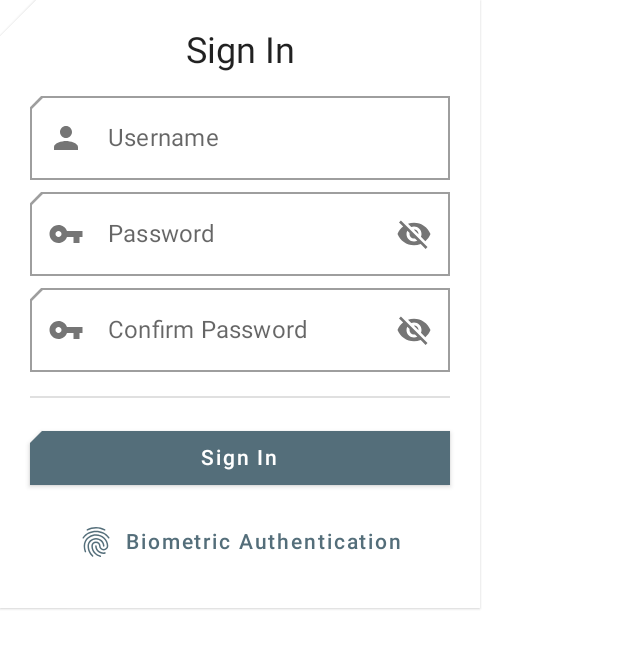
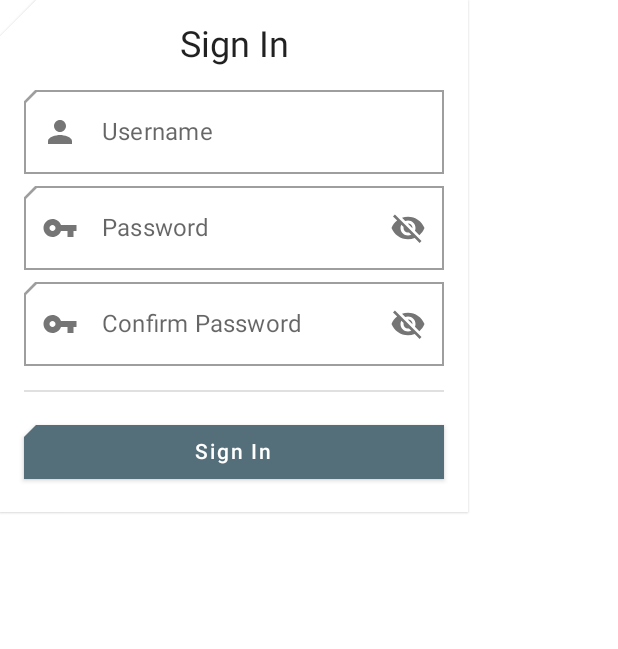
Before and after one commit to Iker0610/DAS-App-Visitas, an Android app built with Jetpack Compose: the composable SignInCard shown on its own in the app's theme, on a phone screen of 412 x 824 dp. Shown: the top 649 px of the screen. Run offline under Robolectric (Android 15) with nearby library versions, the phone set to English and light mode, and no system bars.

Commit message:
Refactored Login screen into login and signin. Renamed Login to auth

```diff
--- a/app/src/main/AndroidManifest.xml
+++ b/app/src/main/AndroidManifest.xml
@@ -12,7 +12,7 @@
         android:supportsRtl="true"
         android:theme="@style/Theme.OmegaterapiaTheme">
         <activity
-            android:name=".LoginActivity"
+            android:name=".AuthActivity"
             android:exported="true"
             android:label="@string/title_activity_login"
             android:theme="@style/Theme.OmegaterapiaTheme">
--- a/app/src/main/java/das/omegaterapia/visits/LoginActivity.kt
+++ b/app/src/main/java/das/omegaterapia/visits/AuthActivity.kt
@@ -3,16 +3,20 @@ package das.omegaterapia.visits
 import android.os.Bundle
 import android.widget.Toast
 import androidx.activity.compose.setContent
+import androidx.activity.viewModels
 import androidx.biometric.BiometricPrompt
-import androidx.compose.material.MaterialTheme
-import androidx.compose.material.Surface
 import androidx.core.content.ContextCompat
 import androidx.fragment.app.FragmentActivity
-import das.omegaterapia.visits.ui.screens.add.VisitForm
+import das.omegaterapia.visits.ui.screens.authorization.AuthScreen
 import das.omegaterapia.visits.ui.theme.OmegaterapiaTheme
+import das.omegaterapia.visits.utils.rememberWindowSizeClass
+import das.omegaterapia.visits.viewmodel.AuthViewModel
 import java.util.concurrent.Executor
 
-class LoginActivity : FragmentActivity() {
+class AuthActivity : FragmentActivity() {
+
+    // Activity ViewModel
+    private val authViewModel by viewModels<AuthViewModel>()
 
     // Activity Cycle functions:
     override fun onCreate(savedInstanceState: Bundle?) {
@@ -23,11 +27,11 @@ class LoginActivity : FragmentActivity() {
         biometricPrompt = BiometricPrompt(this, executor, authenticationCallback)
 
         setContent {
+            val windowSizeClass = rememberWindowSizeClass()
+
             OmegaterapiaTheme {
-                // A surface container using the 'background' color from the theme
-                Surface(color = MaterialTheme.colors.background) {
-                    VisitForm({})
-                }
+                AuthScreen(authViewModel, windowSizeClass)
+
             }
         }
     }
--- a/app/src/main/java/das/omegaterapia/visits/ui/components/generic/UserInputComponents.kt
+++ b/app/src/main/java/das/omegaterapia/visits/ui/components/generic/UserInputComponents.kt
@@ -7,29 +7,41 @@ import androidx.compose.foundation.layout.Spacer
 import androidx.compose.foundation.layout.size
 import androidx.compose.foundation.layout.width
 import androidx.compose.foundation.text.KeyboardOptions
-import androidx.compose.material.*
+import androidx.compose.material.ButtonColors
+import androidx.compose.material.ButtonDefaults
+import androidx.compose.material.ButtonElevation
+import androidx.compose.material.Icon
+import androidx.compose.material.IconButton
+import androidx.compose.material.MaterialTheme
+import androidx.compose.material.OutlinedTextField
+import androidx.compose.material.Text
+import androidx.compose.material.TextButton
 import androidx.compose.material.icons.Icons
 import androidx.compose.material.icons.filled.Visibility
 import androidx.compose.material.icons.filled.VisibilityOff
 import androidx.compose.material.icons.filled.VpnKey
-import androidx.compose.runtime.*
+import androidx.compose.runtime.Composable
+import androidx.compose.runtime.getValue
+import androidx.compose.runtime.mutableStateOf
+import androidx.compose.runtime.remember
 import androidx.compose.runtime.saveable.rememberSaveable
+import androidx.compose.runtime.setValue
 import androidx.compose.ui.Modifier
 import androidx.compose.ui.graphics.Shape
 import androidx.compose.ui.graphics.vector.ImageVector
 import androidx.compose.ui.text.input.KeyboardType
 import androidx.compose.ui.text.input.PasswordVisualTransformation
-import androidx.compose.ui.text.input.TextFieldValue
 import androidx.compose.ui.text.input.VisualTransformation
 import androidx.compose.ui.unit.dp
 
 @Composable
 fun PasswordField(
-    value: TextFieldValue,
-    onValueChange: (TextFieldValue) -> Unit,
+    value: String,
+    onValueChange: (String) -> Unit,
     label: @Composable (() -> Unit)? = { Text("Password") },
     placeholder: @Composable (() -> Unit)? = { Text("Password") },
     leadingIcon: @Composable (() -> Unit)? = { Icon(Icons.Filled.VpnKey, contentDescription = "Password") },
+    isError: Boolean = false,
 ) {
     var passwordVisible by rememberSaveable { mutableStateOf(false) }
 
@@ -37,21 +49,27 @@ fun PasswordField(
         value = value,
         onValueChange = onValueChange,
 
+        singleLine = true,
+        maxLines = 1,
+
+        keyboardOptions = KeyboardOptions(keyboardType = KeyboardType.Password),
+        visualTransformation = if (passwordVisible) VisualTransformation.None else PasswordVisualTransformation(),
+
         label = label,
         placeholder = placeholder,
-
-        singleLine = true,
-        visualTransformation = if (passwordVisible) VisualTransformation.None else PasswordVisualTransformation(),
-        keyboardOptions = KeyboardOptions(keyboardType = KeyboardType.Password),
+        isError = isError,
 
         leadingIcon = leadingIcon,
         trailingIcon = {
-            val image = if (passwordVisible) Icons.Filled.Visibility else Icons.Filled.VisibilityOff
+            val description = if (passwordVisible) "Password visible" else "Password hid"
 
-            // Please provide localized description for accessibility services
-            val description = if (passwordVisible) "Hide password" else "Show password"
-
-            IconButton(onClick = { passwordVisible = !passwordVisible }) { Icon(imageVector = image, description) }
+            IconButton(onClick = { passwordVisible = !passwordVisible }) {
+                if (passwordVisible) {
+                    Icon(imageVector = Icons.Filled.Visibility, description, tint = MaterialTheme.colors.secondary)
+                } else {
+                    Icon(imageVector = Icons.Filled.VisibilityOff, description)
+                }
+            }
         }
     )
 }
--- /dev/null
+++ b/app/src/main/java/das/omegaterapia/visits/ui/screens/authorization/SignIn.kt
@@ -0,0 +1,103 @@
+package das.omegaterapia.visits.ui.screens.authorization
+
+import android.content.res.Configuration
+import androidx.compose.foundation.layout.Arrangement
+import androidx.compose.foundation.layout.Column
+import androidx.compose.foundation.layout.IntrinsicSize
+import androidx.compose.foundation.layout.Spacer
+import androidx.compose.foundation.layout.fillMaxWidth
+import androidx.compose.foundation.layout.height
+import androidx.compose.foundation.layout.padding
+import androidx.compose.foundation.layout.width
+import androidx.compose.material.Button
+import androidx.compose.material.Card
+import androidx.compose.material.Divider
+import androidx.compose.material.Icon
+import androidx.compose.material.MaterialTheme
+import androidx.compose.material.OutlinedTextField
+import androidx.compose.material.Surface
+import androidx.compose.material.Text
+import androidx.compose.material.icons.Icons
+import androidx.compose.material.icons.filled.Person
+import androidx.compose.runtime.Composable
+import androidx.compose.runtime.mutableStateOf
+import androidx.compose.runtime.getValue
+import androidx.compose.runtime.setValue
+import androidx.compose.runtime.saveable.rememberSaveable
+import androidx.compose.ui.Alignment
+import androidx.compose.ui.Modifier
+import androidx.compose.ui.tooling.preview.Preview
+import androidx.compose.ui.unit.dp
+import das.omegaterapia.visits.ui.components.generic.PasswordField
+import das.omegaterapia.visits.ui.theme.OmegaterapiaTheme
+
+@Composable
+fun SignInCard(modifier: Modifier = Modifier) {
+    Card(modifier = modifier) {
+        SignInSection(Modifier.padding(16.dp))
+    }
+}
+
+@Composable
+fun SignInSection(modifier: Modifier = Modifier) {
+    val (username, setUsername) = rememberSaveable { mutableStateOf("") }
+    val (password, setPassword) = rememberSaveable { mutableStateOf("") }
+    val (confirmPassword, setConfirmPassword) = rememberSaveable { mutableStateOf("") }
+    var arePasswordsDifferent by rememberSaveable { mutableStateOf(false) }
+
+    Column(
+        verticalArrangement = Arrangement.Center,
+        horizontalAlignment = Alignment.CenterHorizontally,
+        modifier = modifier.width(IntrinsicSize.Min)
+    ) {
+        Text(text = "Sign In", style = MaterialTheme.typography.h5)
+
+        Spacer(Modifier.height(8.dp))
+
+        OutlinedTextField(
+            value = username,
+            onValueChange = setUsername,
+            leadingIcon = { Icon(Icons.Filled.Person, contentDescription = "person") },
+            label = { Text(text = "Username") }
+        )
+
+        PasswordField(
+            value = password,
+            onValueChange = setPassword,
+            isError = arePasswordsDifferent
+        )
+
+        PasswordField(
+            value = confirmPassword,
+            onValueChange = setConfirmPassword,
+            label = { Text(text = "Confirm Password") },
+            placeholder = { Text(text = "Confirm Password") },
+            isError = arePasswordsDifferent
+        )
+
+        Divider(Modifier.padding(vertical = 16.dp))
+
+        Button(
+            modifier = Modifier.fillMaxWidth(),
+            onClick = {
+
+                /*TODO*/
+            }
+        ) {
+            Text(text = "Sign In")
+        }
+    }
+}
+
+//----------------------------------------------------------------------------------
+
+@Preview
+@Preview(uiMode = Configuration.UI_MODE_NIGHT_YES)
+@Composable
+fun SignInCardPreview() {
+    OmegaterapiaTheme {
+        Surface() {
+            SignInCard()
+        }
+    }
+}
--- a/app/src/main/java/das/omegaterapia/visits/ui/screens/login/LogInScreen.kt
+++ /dev/null
@@ -1,198 +0,0 @@
-package das.omegaterapia.visits.ui.screens.login
-
-import android.content.res.Configuration
-import androidx.compose.foundation.layout.*
-import androidx.compose.material.*
-import androidx.compose.material.icons.Icons
-import androidx.compose.material.icons.filled.Fingerprint
-import androidx.compose.material.icons.filled.Person
-import androidx.compose.runtime.Composable
-import androidx.compose.runtime.mutableStateOf
-import androidx.compose.runtime.saveable.rememberSaveable
-import androidx.compose.ui.Alignment
-import androidx.compose.ui.Modifier
-import androidx.compose.ui.text.input.TextFieldValue
-import androidx.compose.ui.tooling.preview.Preview
-import androidx.compose.ui.unit.dp
-import das.omegaterapia.visits.ui.components.generic.PasswordField
-import das.omegaterapia.visits.ui.theme.OmegaterapiaTheme
-
-@Composable
-fun LogInScreen() {
-    Scaffold(
-        topBar = { TopAppBar { Text(text = "Login") } }
-    ) { padding ->
-        Column(
-            Modifier
-                .fillMaxSize()
-                .padding(padding),
-            verticalArrangement = Arrangement.Center,
-            horizontalAlignment = Alignment.CenterHorizontally,
-
-            ) {
-            LogInCard()
-        }
-    }
-
-}
-
-@Composable
-fun LogInCard(modifier: Modifier = Modifier) {
-    Card {
-        LogInSection(Modifier.padding(20.dp))
-    }
-}
-
-@Composable
-fun LogInSection(modifier: Modifier = Modifier) {
-    val (username, setUsername) = rememberSaveable(stateSaver = TextFieldValue.Saver) { mutableStateOf(TextFieldValue()) }
-    val (password, setPassword) = rememberSaveable(stateSaver = TextFieldValue.Saver) { mutableStateOf(TextFieldValue()) }
-
-    Column(
-        verticalArrangement = Arrangement.Center,
-        horizontalAlignment = Alignment.CenterHorizontally,
-        modifier = modifier.width(IntrinsicSize.Min)
-    ) {
-        Text(text = "Log In", style = MaterialTheme.typography.h5)
-
-        Spacer(Modifier.height(8.dp))
-
-        OutlinedTextField(
-            value = username,
-            onValueChange = setUsername,
-            leadingIcon = { Icon(Icons.Filled.Person, contentDescription = "person") },
-            label = { Text(text = "Username") }
-        )
-
-        PasswordField(
-            value = password,
-            onValueChange = setPassword,
-        )
-
-        Divider(Modifier.padding(vertical = 16.dp))
-
-        Button(
-            modifier = Modifier.fillMaxWidth(),
-            onClick = { /*TODO*/ }
-        ) {
-            Text(text = "Login")
-        }
-
-        Spacer(Modifier.height(8.dp))
-
-        TextButton(
-            modifier = Modifier.fillMaxWidth(),
-            onClick = { /* TODO */ }
-        ) {
-
-            Icon(
-                Icons.Filled.Fingerprint,
-                contentDescription = "Biometric Authentication")
-            Spacer(modifier = Modifier.width(8.dp))
-            Text(text = "Biometric Authentication")
-
-        }
-    }
-}
-
-@Composable
-fun SignInCard(modifier: Modifier = Modifier) {
-    Card {
-        SignInSection(Modifier.padding(20.dp))
-    }
-}
-
-@Composable
-fun SignInSection(modifier: Modifier = Modifier) {
-    val (username, setUsername) = rememberSaveable(stateSaver = TextFieldValue.Saver) { mutableStateOf(TextFieldValue()) }
-    val (password, setPassword) = rememberSaveable(stateSaver = TextFieldValue.Saver) { mutableStateOf(TextFieldValue()) }
-
-    Column(
-        verticalArrangement = Arrangement.Center,
-        horizontalAlignment = Alignment.CenterHorizontally,
-        modifier = modifier.width(IntrinsicSize.Min)
-    ) {
-        Text(text = "Sign In", style = MaterialTheme.typography.h5)
-
-        Spacer(Modifier.height(8.dp))
-
-        OutlinedTextField(
-            value = username,
-            onValueChange = setUsername,
-            leadingIcon = { Icon(Icons.Filled.Person, contentDescription = "person") },
-            label = { Text(text = "Username") }
-        )
-
-        PasswordField(
-            value = password,
-            onValueChange = setPassword,
-        )
-
-        PasswordField(
-            value = password,
-            onValueChange = setPassword,
-            label = { Text(text = "Confirm Password") },
-            placeholder = { Text(text = "Confirm Password") }
-        )
-
-        Divider(Modifier.padding(vertical = 16.dp))
-
-        Button(
-            modifier = Modifier.fillMaxWidth(),
-            onClick = { /*TODO*/ }
-        ) {
-            Text(text = "Sign In")
-        }
-
-        Spacer(Modifier.height(8.dp))
-
-        TextButton(
-            modifier = Modifier.fillMaxWidth(),
-            onClick = { /* TODO */ }
-        ) {
-
-            Icon(
-                Icons.Filled.Fingerprint,
-                contentDescription = "Biometric Authentication")
-            Spacer(modifier = Modifier.width(8.dp))
-            Text(text = "Biometric Authentication")
-
-        }
-    }
-}
-
-//----------------------------------------------------------------------------------------------------------
-
-@Preview(
-    name = "LoginPreview-Dark",
-    uiMode = Configuration.UI_MODE_NIGHT_YES,
-    showBackground = true
-)
-@Preview(showBackground = true)
-@Composable
-fun LoginPreview() {
-    OmegaterapiaTheme {
-        LogInScreen()
-    }
-}
-
-
-@Preview(
-    uiMode = Configuration.UI_MODE_NIGHT_YES,
-    showBackground = true
-)
-@Preview(showBackground = true)
-@Composable
-fun LoginCardPreview(){
-    LogInCard()
-}
-
-@Preview(
-    uiMode = Configuration.UI_MODE_NIGHT_YES,
-    showBackground = true
-)
-@Preview(showBackground = true)
-@Composable
-fun SignInCardPreview(){
-    SignInCard()
-}
--- a/app/src/main/java/das/omegaterapia/visits/ui/screens/login/LoginViewModel.kt
+++ /dev/null
@@ -1,3 +0,0 @@
-package das.omegaterapia.visits.ui.screens.login
-
-class LoginViewModel
--- /dev/null
+++ b/app/src/main/java/das/omegaterapia/visits/viewmodel/AuthViewModel.kt
@@ -0,0 +1,5 @@
+package das.omegaterapia.visits.viewmodel
+
+import androidx.lifecycle.ViewModel
+
+class AuthViewModel : ViewModel()
```
Also changed, not shown: app/src/main/java/das/omegaterapia/visits/ui/screens/authorization/AuthScreen.kt (added, +45 -0 lines), app/src/main/java/das/omegaterapia/visits/ui/screens/authorization/LogIn.kt (added, +105 -0 lines).
